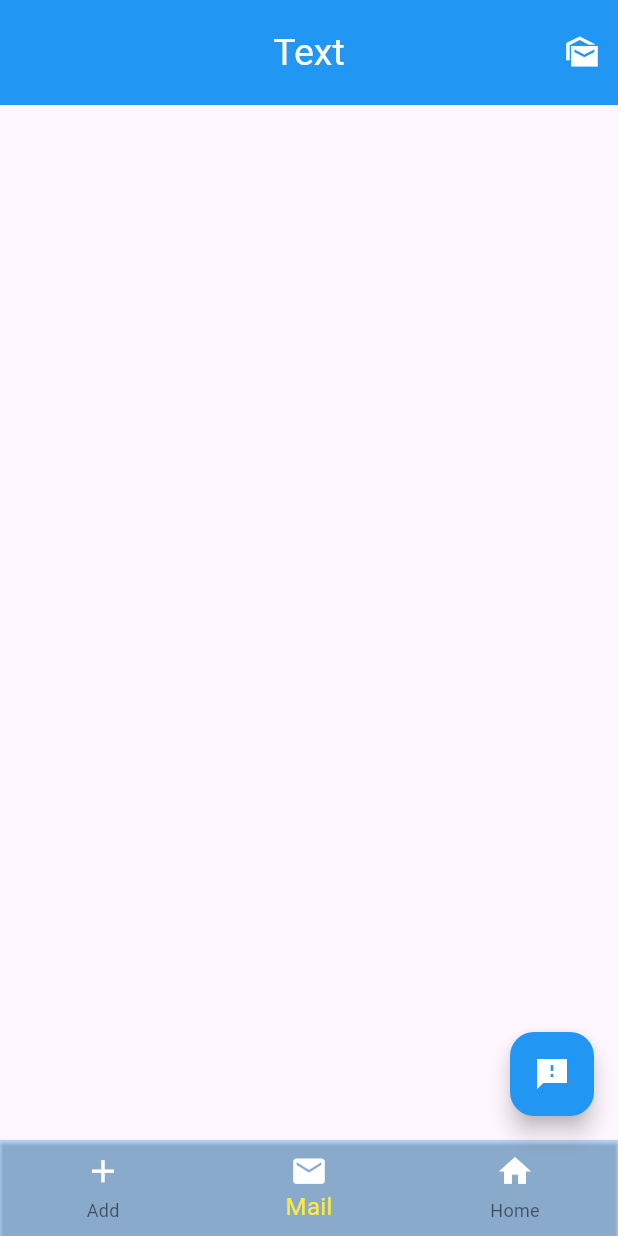
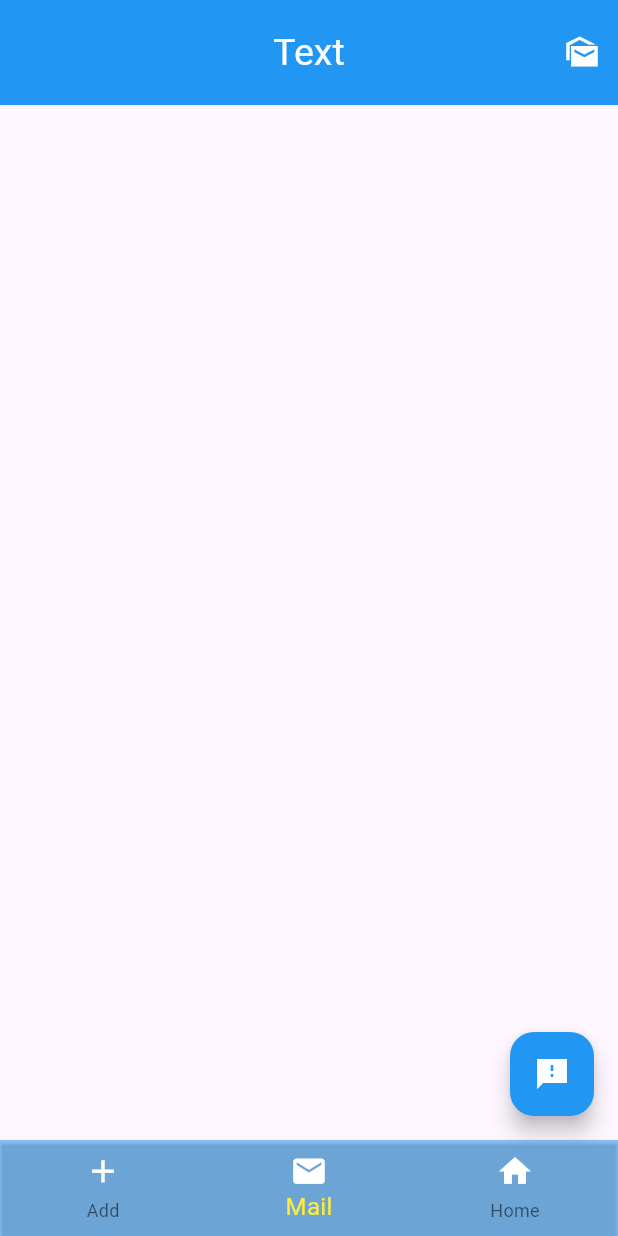
Before and after one commit to moobin015/project_1, a Flutter app: the screen it shows after launch, on a phone screen of 412 x 824 dp. Run offline on Flutter 3.47's test engine with Material 3 defaults, Android fonts, the phone set to English and light mode, and no system bars.

```diff
--- a/lib/main.dart
+++ b/lib/main.dart
@@ -51,7 +51,7 @@ class HomeActivity extends StatelessWidget {
         child: Icon(Icons.sms_failed_sharp, color: Colors.white),
       ),
       bottomNavigationBar: BottomNavigationBar(
-        backgroundColor: Colors.blue.withOpacity(0.3),
+        backgroundColor: Colors.blue.withOpacity(0.5),
         selectedItemColor: Colors.yellow,
         elevation: 0.9,
         iconSize: 25,
```
